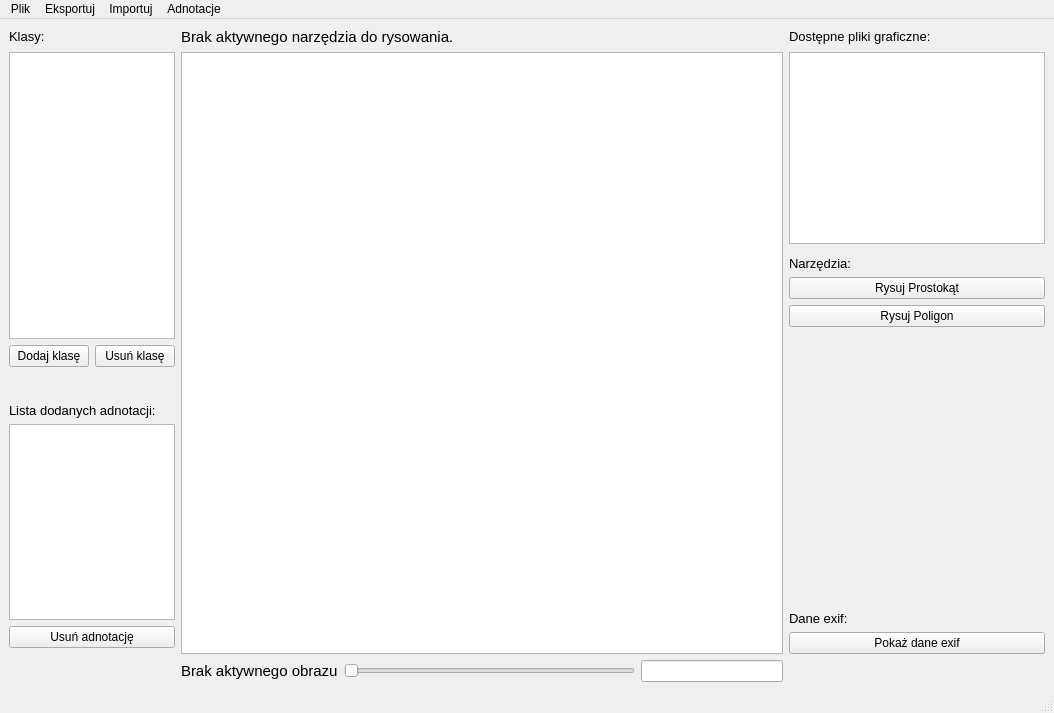
Before: the Qt Designer form mydesign.ui in Daru9799/Projekt_Fotograf_IO, drawn with Qt 5.
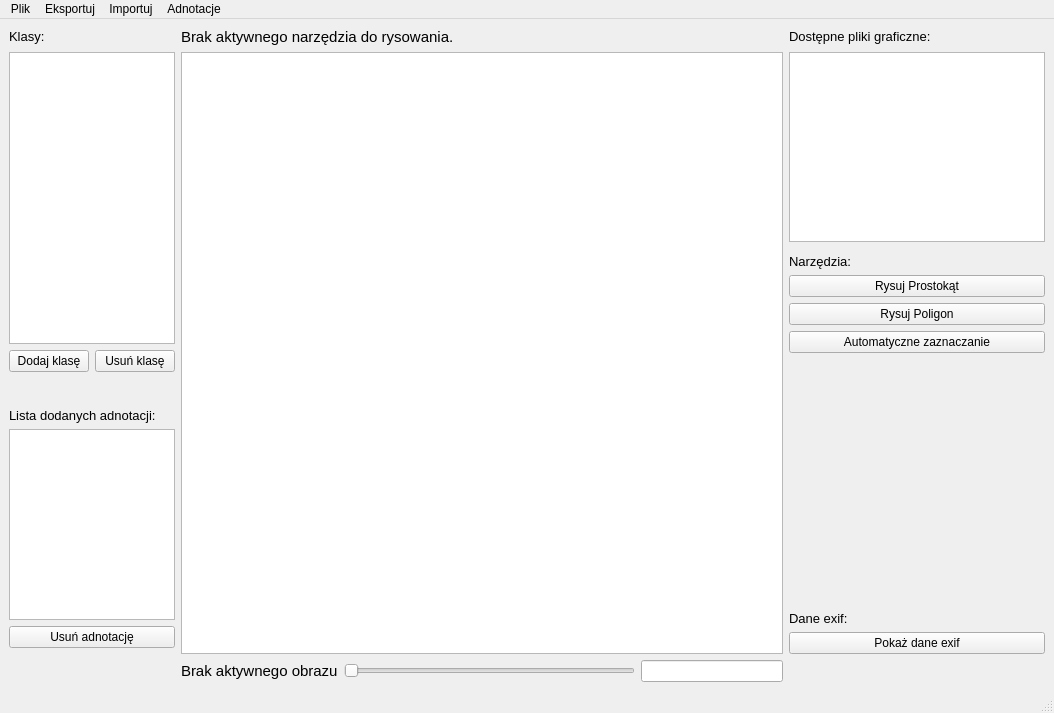
After: the same form once the commit is applied.

Commit message:
Automatyczne zaznaczanie
Można zaznaczać, ale adnotacje są często bardzo poszarpane, bardzo niedokładne

The edit to the form file:
```diff
--- a/mydesign.ui
+++ b/mydesign.ui
@@ -183,6 +183,13 @@
         </property>
        </widget>
       </item>
+      <item>
+       <widget class="QPushButton" name="auto_selection_button">
+        <property name="text">
+         <string>Automatyczne zaznaczanie</string>
+        </property>
+       </widget>
+      </item>
       <item>
        <spacer name="verticalSpacer">
         <property name="orientation">
@@ -194,7 +201,7 @@
         <property name="sizeHint" stdset="0">
          <size>
           <width>20</width>
-          <height>40</height>
+          <height>20</height>
          </size>
         </property>
        </spacer>
```
Left out of the diff: 2 changed lines with no effect on the pictures. The commit also changes 5 other files.
